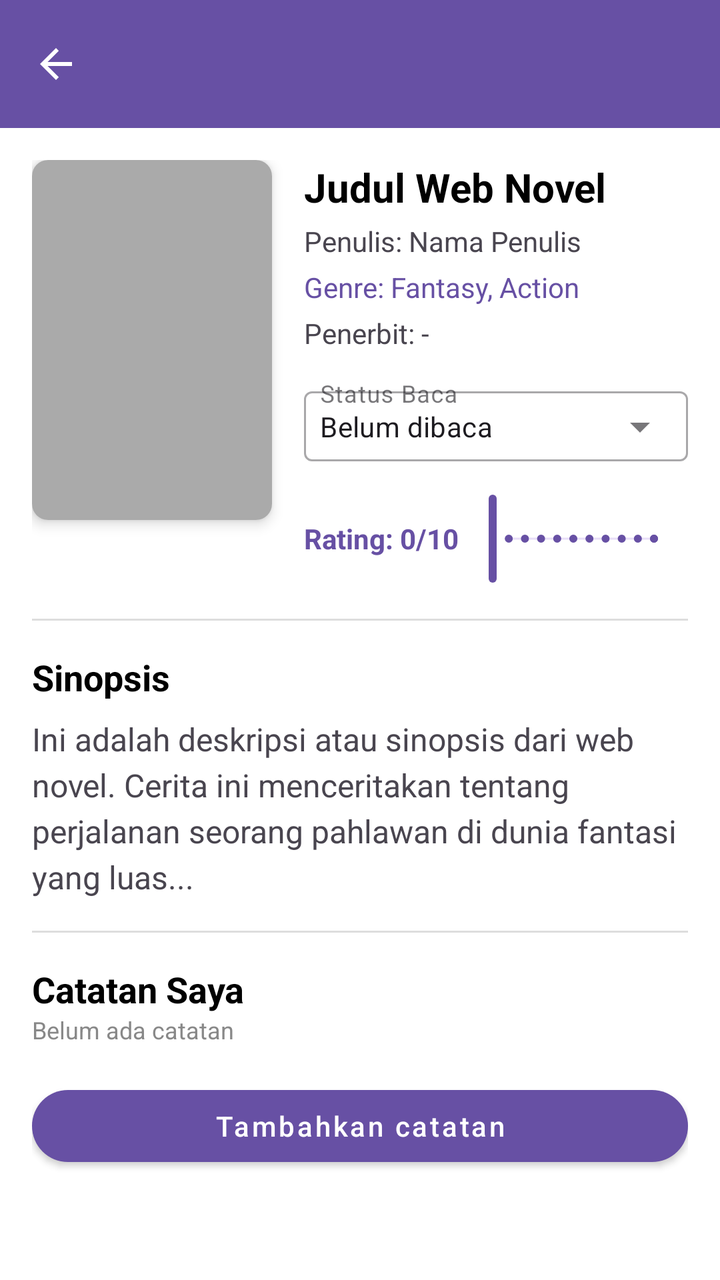
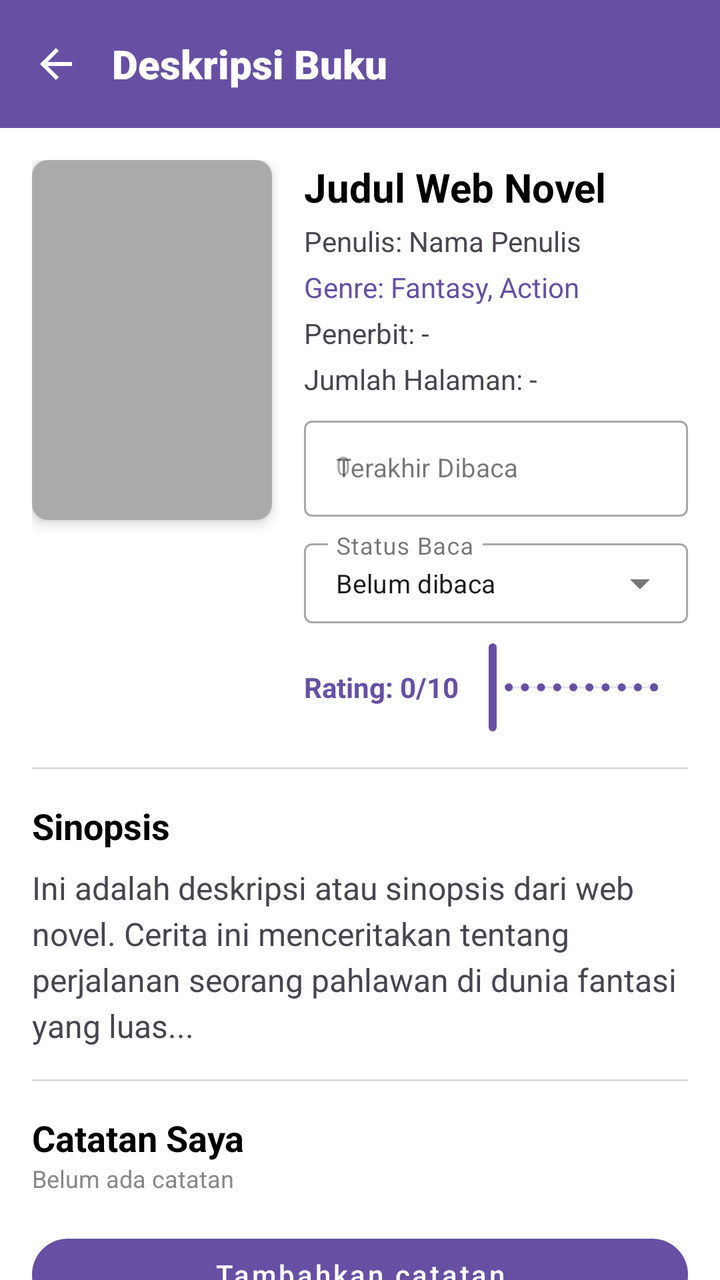

Compare the two renders of this Android layout. The source of the first and the diff that turns it into the second are given below.
<!-- AndroidManifest.xml: application theme Theme.RABU -->
<!-- res/layout/activity_book_description.xml -->
<?xml version="1.0" encoding="utf-8"?>
<androidx.coordinatorlayout.widget.CoordinatorLayout xmlns:android="http://schemas.android.com/apk/res/android"
    xmlns:app="http://schemas.android.com/apk/res-auto"
    xmlns:tools="http://schemas.android.com/tools"
    android:layout_width="match_parent"
    android:layout_height="match_parent"
    android:background="@color/white"
    tools:context=".BookDescriptionActivity">

    <com.google.android.material.appbar.AppBarLayout
        android:id="@+id/appBarLayout"
        android:layout_width="match_parent"
        android:layout_height="wrap_content"
        android:background="#6750A4"
        android:theme="@style/ThemeOverlay.AppCompat.Dark.ActionBar">

        <com.google.android.material.appbar.CollapsingToolbarLayout
            android:layout_width="match_parent"
            android:layout_height="match_parent"
            app:contentScrim="#6750A4"
            app:layout_scrollFlags="scroll|exitUntilCollapsed"
            app:titleEnabled="false">

            <androidx.appcompat.widget.Toolbar
                android:id="@+id/toolbar"
                android:layout_width="match_parent"
                android:layout_height="?attr/actionBarSize"
                android:background="#6750A4"
                app:layout_collapseMode="pin"
                app:navigationIcon="?attr/homeAsUpIndicator">

            </androidx.appcompat.widget.Toolbar>

        </com.google.android.material.appbar.CollapsingToolbarLayout>
    </com.google.android.material.appbar.AppBarLayout>

    <androidx.core.widget.NestedScrollView
        android:layout_width="match_parent"
        android:layout_height="match_parent"
        app:layout_behavior="@string/appbar_scrolling_view_behavior">

        <LinearLayout
            android:layout_width="match_parent"
            android:layout_height="wrap_content"
            android:orientation="vertical"
            android:padding="16dp">

            <LinearLayout
                android:layout_width="match_parent"
                android:layout_height="wrap_content"
                android:orientation="horizontal">

                <androidx.cardview.widget.CardView
                    android:layout_width="120dp"
                    android:layout_height="180dp"
                    app:cardCornerRadius="8dp"
                    app:cardElevation="4dp">

                    <ImageView
                        android:id="@+id/ivBookCover"
                        android:layout_width="match_parent"
                        android:layout_height="match_parent"
                        android:scaleType="centerCrop"
                        android:src="@android:color/darker_gray" />
                </androidx.cardview.widget.CardView>

                <LinearLayout
                    android:layout_width="match_parent"
                    android:layout_height="wrap_content"
                    android:layout_marginStart="16dp"
                    android:orientation="vertical">

                    <TextView
                        android:id="@+id/tvBookTitle"
                        android:layout_width="match_parent"
                        android:layout_height="wrap_content"
                        android:text="Judul Web Novel"
                        android:textColor="@color/black"
                        android:textSize="20sp"
                        android:textStyle="bold" />

                    <TextView
                        android:id="@+id/tvAuthor"
                        android:layout_width="match_parent"
                        android:layout_height="wrap_content"
                        android:layout_marginTop="4dp"
                        android:text="Penulis: Nama Penulis"
                        android:textSize="14sp" />

                    <TextView
                        android:id="@+id/tvGenre"
                        android:layout_width="match_parent"
                        android:layout_height="wrap_content"
                        android:layout_marginTop="4dp"
                        android:text="Genre: Fantasy, Action"
                        android:textColor="?attr/colorPrimary"
                        android:textSize="14sp" />

                    <TextView
                        android:id="@+id/tvPublisher"
                        android:layout_width="match_parent"
                        android:layout_height="wrap_content"
                        android:layout_marginTop="4dp"
                        android:text="Penerbit: -"
                        android:textSize="14sp" />

                    
                    <com.google.android.material.textfield.TextInputLayout
                        style="@style/Widget.MaterialComponents.TextInputLayout.OutlinedBox.ExposedDropdownMenu"
                        android:layout_width="match_parent"
                        android:layout_height="wrap_content"
                        android:layout_marginTop="8dp"
                        android:hint="Status Baca">

                        <AutoCompleteTextView
                            android:id="@+id/spinnerStatus"
                            android:layout_width="match_parent"
                            android:layout_height="wrap_content"
                            android:inputType="none"
                            android:padding="8dp"
                            android:text="Belum dibaca"
                            android:textSize="14sp" />
                    </com.google.android.material.textfield.TextInputLayout>

                    
                    <LinearLayout
                        android:layout_width="match_parent"
                        android:layout_height="wrap_content"
                        android:layout_marginTop="8dp"
                        android:gravity="center_vertical"
                        android:orientation="horizontal">

                        <TextView
                            android:id="@+id/tvRatingValue"
                            android:layout_width="wrap_content"
                            android:layout_height="wrap_content"
                            android:text="Rating: 0/10"
                            android:textColor="?attr/colorPrimary"
                            android:textSize="14sp"
                            android:textStyle="bold" />

                        <com.google.android.material.slider.Slider
                            android:id="@+id/sliderRating"
                            android:layout_width="0dp"
                            android:layout_height="wrap_content"
                            android:layout_weight="1"
                            android:valueFrom="0.0"
                            android:valueTo="10.0"
                            android:stepSize="1.0"
                            android:value="0.0"
                            app:thumbRadius="1.5dp"
                            app:trackHeight="1dp" />
                    </LinearLayout>
                </LinearLayout>
            </LinearLayout>

            <View
                android:layout_width="match_parent"
                android:layout_height="1dp"
                android:layout_marginVertical="16dp"
                android:background="#DDDDDD" />

            <TextView
                android:layout_width="match_parent"
                android:layout_height="wrap_content"
                android:text="Sinopsis"
                android:textColor="@color/black"
                android:textSize="18sp"
                android:textStyle="bold" />

            <TextView
                android:id="@+id/tvSynopsis"
                android:layout_width="match_parent"
                android:layout_height="wrap_content"
                android:layout_marginTop="8dp"
                android:lineSpacingExtra="4sp"
                android:text="Ini adalah deskripsi atau sinopsis dari web novel. Cerita ini menceritakan tentang perjalanan seorang pahlawan di dunia fantasi yang luas..."
                android:textSize="16sp" />

            <View
                android:layout_width="match_parent"
                android:layout_height="1dp"
                android:layout_marginVertical="16dp"
                android:background="#DDDDDD" />

            
            <LinearLayout
                android:layout_width="match_parent"
                android:layout_height="wrap_content"
                android:orientation="vertical">

                <TextView
                    android:id="@+id/tvNoteTitle"
                    android:layout_width="wrap_content"
                    android:layout_height="wrap_content"
                    android:text="Catatan Saya"
                    android:textColor="@color/black"
                    android:textSize="18sp"
                    android:textStyle="bold" />

                <TextView
                    android:id="@+id/tvNoteStatus"
                    android:layout_width="wrap_content"
                    android:layout_height="wrap_content"
                    android:text="Belum ada catatan"
                    android:textColor="#888888"
                    android:textSize="12sp" />
            </LinearLayout>

            <com.google.android.material.textfield.TextInputLayout
                android:id="@+id/tilNotes"
                style="@style/Widget.MaterialComponents.TextInputLayout.OutlinedBox"
                android:layout_width="match_parent"
                android:layout_height="wrap_content"
                android:layout_marginTop="8dp"
                android:hint="Tulis sesuatu..."
                android:visibility="gone">

                <com.google.android.material.textfield.TextInputEditText
                    android:id="@+id/etNotes"
                    android:layout_width="match_parent"
                    android:layout_height="wrap_content"
                    android:gravity="top"
                    android:inputType="textMultiLine"
                    android:minLines="5" />
            </com.google.android.material.textfield.TextInputLayout>

            
            <LinearLayout
                android:id="@+id/llNoteActions"
                android:layout_width="match_parent"
                android:layout_height="wrap_content"
                android:layout_marginTop="16dp"
                android:gravity="start"
                android:orientation="horizontal">

                <Button
                    android:id="@+id/btnSaveNotes"
                    style="@style/Widget.MaterialComponents.Button"
                    android:layout_width="match_parent"
                    android:layout_height="wrap_content"
                    android:text="Tambahkan catatan"
                    android:textAllCaps="false"
                    android:singleLine="true"
                    app:cornerRadius="20dp" />

                <Button
                    android:id="@+id/btnDeleteNotes"
                    style="@style/Widget.MaterialComponents.Button"
                    android:layout_width="wrap_content"
                    android:layout_height="wrap_content"
                    android:layout_marginStart="8dp"
                    android:minWidth="110dp"
                    android:backgroundTint="#FF0000"
                    android:text="Hapus"
                    android:textAllCaps="false"
                    android:textColor="@android:color/white"
                    android:visibility="gone"
                    app:cornerRadius="20dp" />
            </LinearLayout>

        </LinearLayout>
    </androidx.core.widget.NestedScrollView>

</androidx.coordinatorlayout.widget.CoordinatorLayout>
<!-- resources referenced by this layout -->
<resources>
  <color name="black">#FF000000</color>
  <color name="white">#FFFFFFFF</color>
  <style name="Theme.RABU" parent="Base.Theme.RABU" />
  <style name="Base.Theme.RABU" parent="Theme.Material3.DayNight.NoActionBar">
          
          
      </style>
</resources>

<!-- the commit's change to res/layout/activity_book_description.xml (unified diff, before → after) -->
@@ -27,7 +27,19 @@
                 android:layout_height="?attr/actionBarSize"
                 android:background="#6750A4"
                 app:layout_collapseMode="pin"
-                app:navigationIcon="?attr/homeAsUpIndicator">
+                app:navigationIcon="?attr/homeAsUpIndicator"
+                app:title="">
+
+                <TextView
+                    android:id="@+id/tvToolbarTitle"
+                    android:layout_width="wrap_content"
+                    android:layout_height="wrap_content"
+                    android:layout_gravity="center_vertical"
+                    android:text="Deskripsi Buku"
+                    android:textColor="@color/white"
+                    android:textSize="20sp"
+                    android:textStyle="bold"
+                    android:fontFamily="sans-serif-black" />
 
             </androidx.appcompat.widget.Toolbar>
 
@@ -105,6 +117,36 @@
                         android:textSize="14sp" />
 
                     
+                    <TextView
+                        android:id="@+id/tvPages"
+                        android:layout_width="match_parent"
+                        android:layout_height="wrap_content"
+                        android:layout_marginTop="4dp"
+                        android:text="Jumlah Halaman: -"
+                        android:textSize="14sp" />
+
+                    
+                    <com.google.android.material.textfield.TextInputLayout
+                        style="@style/Widget.MaterialComponents.TextInputLayout.OutlinedBox"
+                        android:layout_width="match_parent"
+                        android:layout_height="wrap_content"
+                        android:layout_marginTop="6dp"
+                        android:hint="Terakhir Dibaca"
+                        app:boxCollapsedPaddingTop="4dp">
+
+                        <com.google.android.material.textfield.TextInputEditText
+                            android:id="@+id/etLastRead"
+                            android:layout_width="match_parent"
+                            android:layout_height="48dp"
+                            android:gravity="center_vertical"
+                            android:hint="0"
+                            android:maxLines="1"
+                            android:paddingStart="12dp"
+                            android:paddingEnd="12dp"
+                            android:textSize="13sp"/>
+                    </com.google.android.material.textfield.TextInputLayout>
+                                        
+                    
                     <com.google.android.material.textfield.TextInputLayout
                         style="@style/Widget.MaterialComponents.TextInputLayout.OutlinedBox.ExposedDropdownMenu"
                         android:layout_width="match_parent"
@@ -115,11 +157,12 @@
                         <AutoCompleteTextView
                             android:id="@+id/spinnerStatus"
                             android:layout_width="match_parent"
-                            android:layout_height="wrap_content"
+                            android:layout_height="40dp"
                             android:inputType="none"
-                            android:padding="8dp"
+                            android:maxLines="1"
+                            android:paddingVertical="8dp"
                             android:text="Belum dibaca"
-                            android:textSize="14sp" />
+                            android:textSize="13sp" />
                     </com.google.android.material.textfield.TextInputLayout>
 
                     
<!-- resource entries referenced after the edit -->
@@ -1,7 +1,7 @@
 <!-- resources referenced by this layout -->
 <resources>
-  <color name="black">#FF000000</color>
-  <color name="white">#FFFFFFFF</color>
+  <color name="black">#000000</color>
+  <color name="white">#FFFFFF</color>
   <style name="Theme.RABU" parent="Base.Theme.RABU" />
   <style name="Base.Theme.RABU" parent="Theme.Material3.DayNight.NoActionBar">
           
